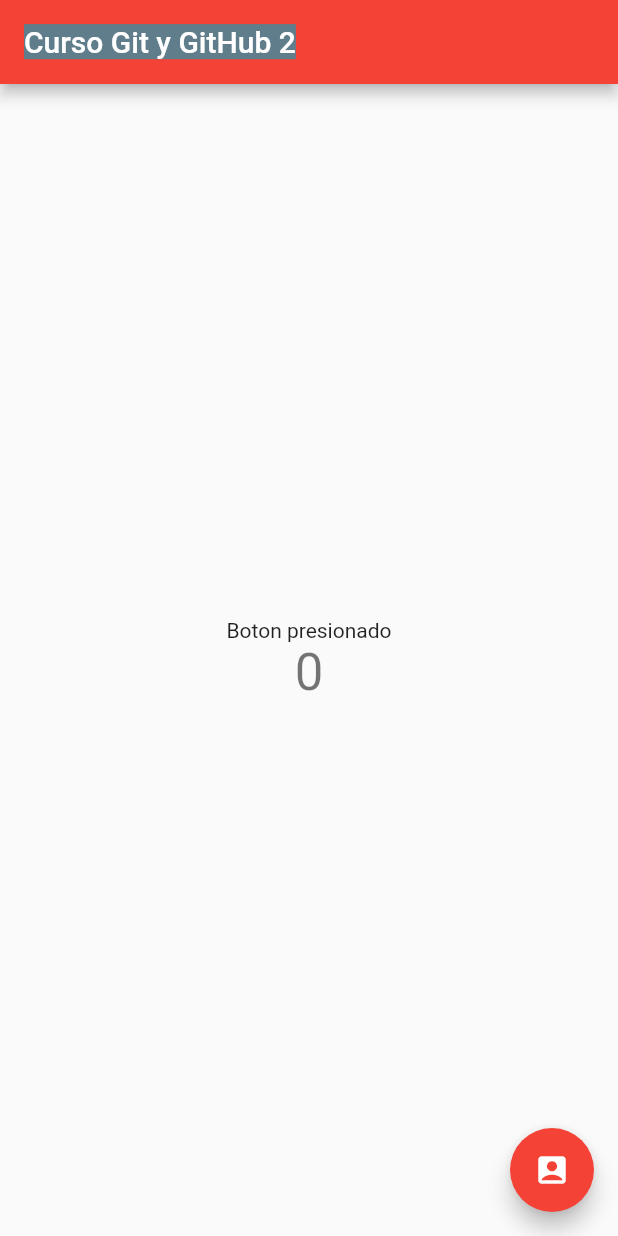
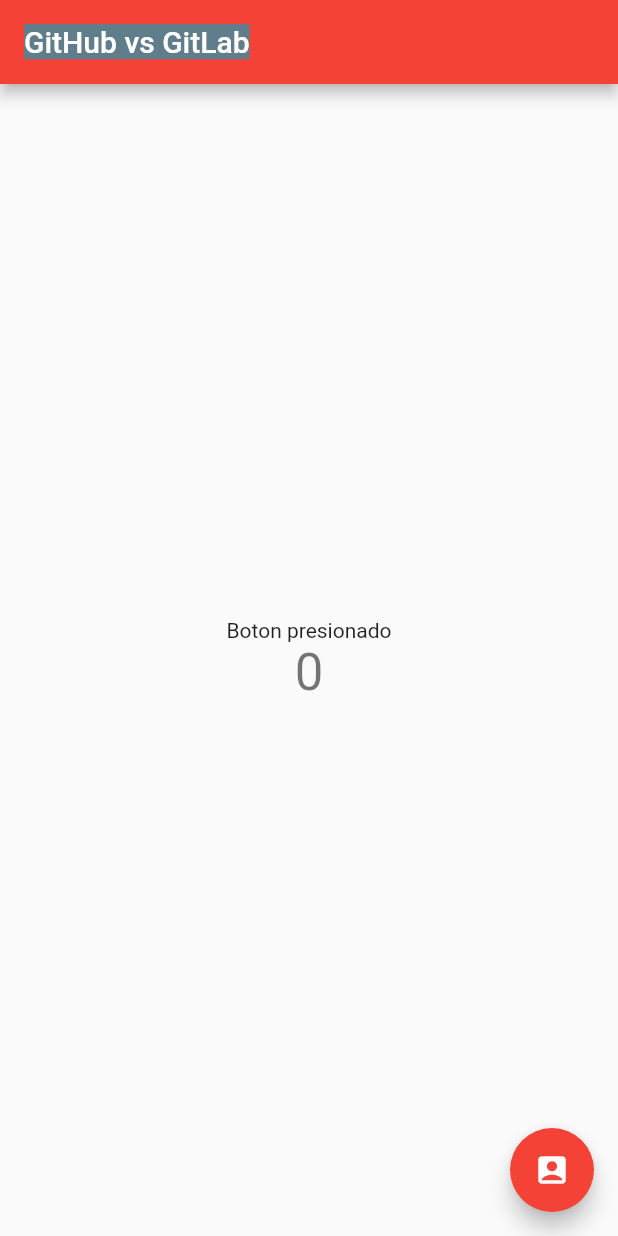
Before and after one commit to rmirandaPromad/Git_GitHub, a Flutter app: the screen it shows after launch, on a phone screen of 412 x 824 dp. Run offline on Flutter 3.47's test engine with Material 2 defaults, Android fonts, the phone set to English and light mode, and no system bars.

Commit message:
Se actualizo el titulo del appbar (github vs gitlab)

```diff
--- a/lib/main.dart
+++ b/lib/main.dart
@@ -17,7 +17,7 @@ class MyApp extends StatelessWidget {
 
         primarySwatch: Colors.red,
       ),
-      home: const MyHomePage(title: 'Curso Git y GitHub 2'),
+      home: const MyHomePage(title: 'GitHub vs GitLab'),
     );
   }
 }
```
